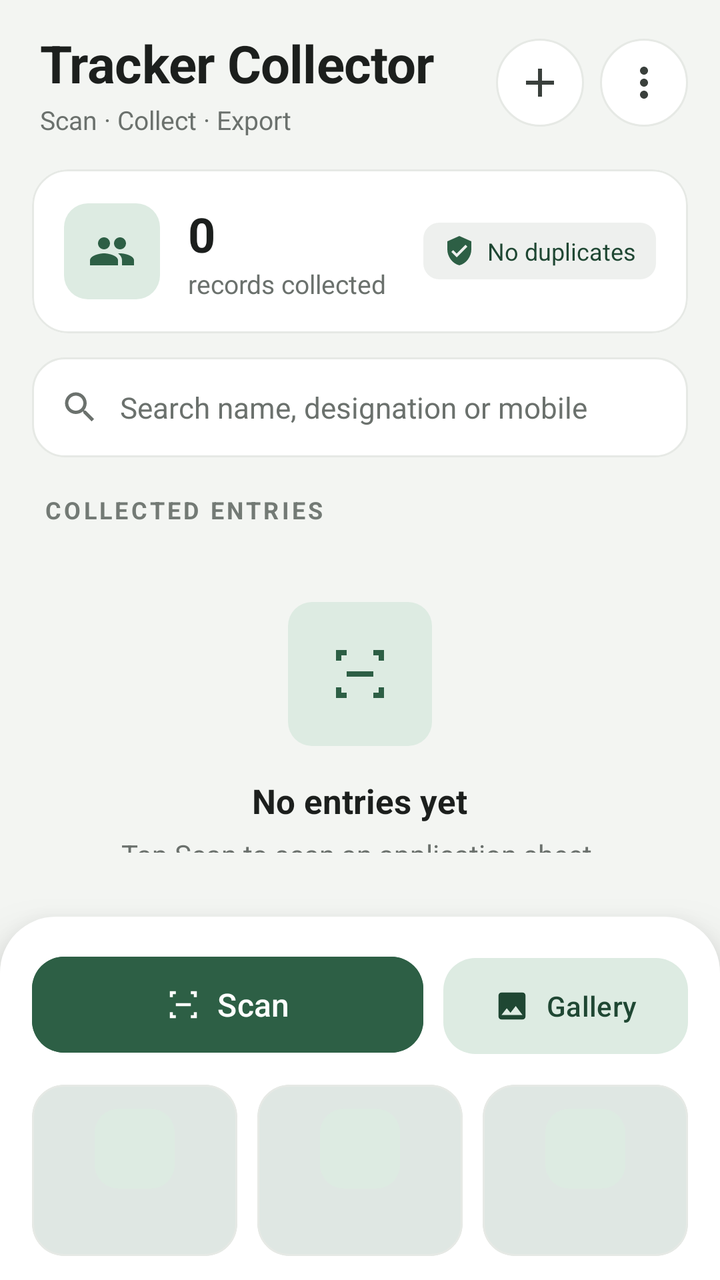
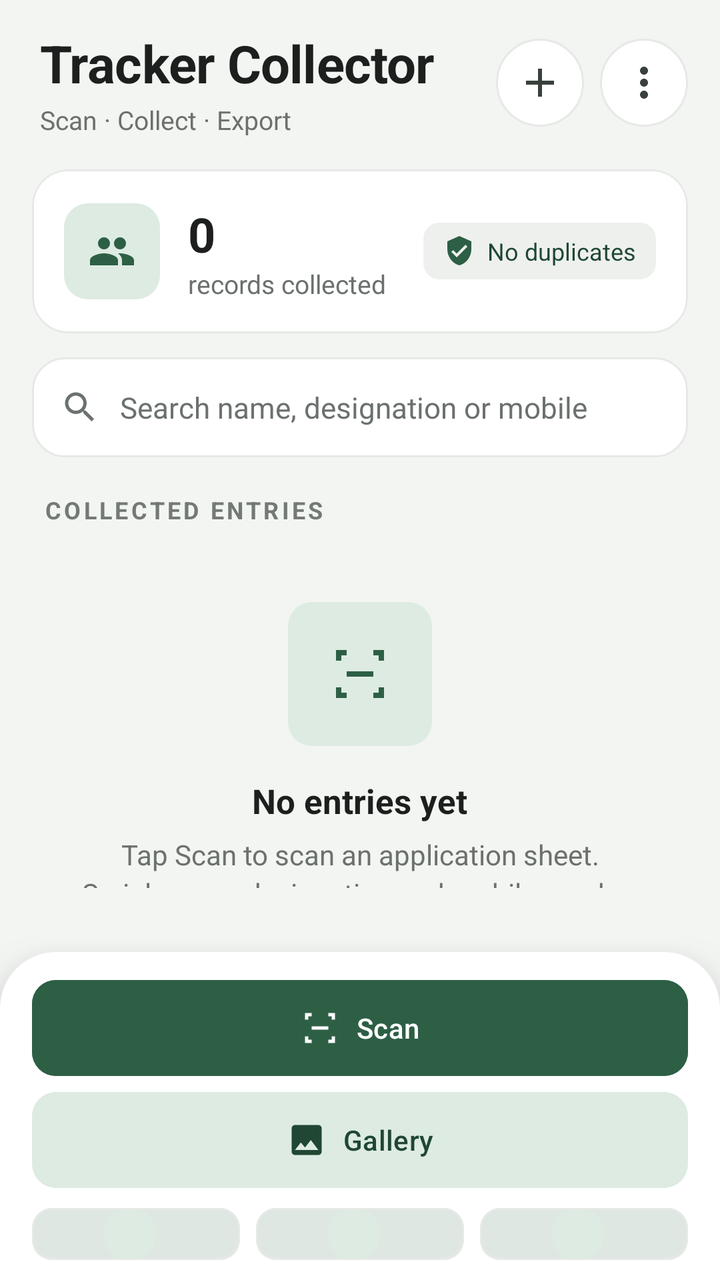

Screens rendered from an Android XML layout before and after an edit, with the pre-edit source and the edit as a unified diff.
<!-- AndroidManifest.xml: application theme Theme.TrackerCollector -->
<!-- res/layout/activity_main.xml -->
<?xml version="1.0" encoding="utf-8"?>
<LinearLayout xmlns:android="http://schemas.android.com/apk/res/android"
    xmlns:app="http://schemas.android.com/apk/res-auto"
    android:id="@+id/root"
    android:layout_width="match_parent"
    android:layout_height="match_parent"
    android:background="@color/bg"
    android:orientation="vertical">

    
    <LinearLayout
        android:layout_width="match_parent"
        android:layout_height="wrap_content"
        android:gravity="center_vertical"
        android:orientation="horizontal"
        android:paddingStart="20dp"
        android:paddingTop="14dp"
        android:paddingEnd="16dp"
        android:paddingBottom="6dp">

        <LinearLayout
            android:layout_width="0dp"
            android:layout_height="wrap_content"
            android:layout_weight="1"
            android:orientation="vertical">

            <TextView
                style="@style/TC.Title"
                android:layout_width="wrap_content"
                android:layout_height="wrap_content"
                android:text="@string/app_name" />

            <TextView
                android:layout_width="wrap_content"
                android:layout_height="wrap_content"
                android:layout_marginTop="2dp"
                android:text="Scan · Collect · Export"
                android:textColor="@color/text_secondary"
                android:textSize="13sp" />
        </LinearLayout>

        <ImageButton
            android:id="@+id/btnAdd"
            style="@style/TC.IconButton"
            android:contentDescription="@string/add_manually"
            android:src="@drawable/ic_add" />

        <ImageButton
            android:id="@+id/btnMore"
            style="@style/TC.IconButton"
            android:layout_marginStart="8dp"
            android:contentDescription="More options"
            android:src="@drawable/ic_more" />
    </LinearLayout>

    
    <com.google.android.material.card.MaterialCardView
        style="@style/TC.Card"
        android:layout_width="match_parent"
        android:layout_height="wrap_content"
        android:layout_marginStart="16dp"
        android:layout_marginTop="10dp"
        android:layout_marginEnd="16dp">

        <LinearLayout
            android:layout_width="match_parent"
            android:layout_height="wrap_content"
            android:gravity="center_vertical"
            android:orientation="horizontal"
            android:padding="16dp">

            <ImageView
                android:layout_width="48dp"
                android:layout_height="48dp"
                android:background="@drawable/bg_tile_green"
                android:padding="12dp"
                android:src="@drawable/ic_people"
                app:tint="@color/tile_green_icon" />

            <LinearLayout
                android:layout_width="0dp"
                android:layout_height="wrap_content"
                android:layout_marginStart="14dp"
                android:layout_weight="1"
                android:orientation="vertical">

                <TextView
                    android:id="@+id/txtCount"
                    android:layout_width="wrap_content"
                    android:layout_height="wrap_content"
                    android:text="0"
                    android:textColor="@color/text_primary"
                    android:textSize="24sp"
                    android:textStyle="bold" />

                <TextView
                    android:id="@+id/txtCountLabel"
                    android:layout_width="wrap_content"
                    android:layout_height="wrap_content"
                    android:text="records collected"
                    android:textColor="@color/text_secondary"
                    android:textSize="13sp" />
            </LinearLayout>

            <LinearLayout
                android:layout_width="wrap_content"
                android:layout_height="wrap_content"
                android:background="@drawable/bg_chip"
                android:gravity="center_vertical"
                android:orientation="horizontal"
                android:paddingStart="10dp"
                android:paddingTop="6dp"
                android:paddingEnd="10dp"
                android:paddingBottom="6dp">

                <ImageView
                    android:layout_width="16dp"
                    android:layout_height="16dp"
                    android:src="@drawable/ic_shield"
                    app:tint="@color/primary" />

                <TextView
                    android:layout_width="wrap_content"
                    android:layout_height="wrap_content"
                    android:layout_marginStart="6dp"
                    android:text="No duplicates"
                    android:textColor="@color/on_primary_container"
                    android:textSize="12sp" />
            </LinearLayout>
        </LinearLayout>
    </com.google.android.material.card.MaterialCardView>

    
    <LinearLayout
        android:layout_width="match_parent"
        android:layout_height="50dp"
        android:layout_marginStart="16dp"
        android:layout_marginTop="12dp"
        android:layout_marginEnd="16dp"
        android:background="@drawable/bg_search"
        android:gravity="center_vertical"
        android:orientation="horizontal"
        android:paddingStart="14dp"
        android:paddingEnd="14dp">

        <ImageView
            android:layout_width="20dp"
            android:layout_height="20dp"
            android:src="@drawable/ic_search"
            app:tint="@color/text_secondary" />

        <EditText
            android:id="@+id/edtSearch"
            android:layout_width="0dp"
            android:layout_height="match_parent"
            android:layout_marginStart="10dp"
            android:layout_weight="1"
            android:background="@null"
            android:hint="@string/search_hint"
            android:imeOptions="actionSearch"
            android:inputType="text"
            android:maxLines="1"
            android:textColor="@color/text_primary"
            android:textColorHint="@color/text_secondary"
            android:textSize="14.5sp" />
    </LinearLayout>

    <TextView
        style="@style/TC.Label"
        android:id="@+id/txtSection"
        android:layout_width="wrap_content"
        android:layout_height="wrap_content"
        android:layout_marginStart="22dp"
        android:layout_marginTop="18dp"
        android:layout_marginBottom="6dp"
        android:text="Collected entries" />

    <FrameLayout
        android:layout_width="match_parent"
        android:layout_height="0dp"
        android:layout_weight="1">

        <androidx.recyclerview.widget.RecyclerView
            android:id="@+id/recycler"
            android:layout_width="match_parent"
            android:layout_height="match_parent"
            android:clipToPadding="false"
            android:paddingBottom="12dp" />

        <LinearLayout
            android:id="@+id/emptyBox"
            android:layout_width="match_parent"
            android:layout_height="wrap_content"
            android:layout_gravity="center"
            android:gravity="center"
            android:orientation="vertical"
            android:padding="32dp">

            <ImageView
                android:layout_width="72dp"
                android:layout_height="72dp"
                android:background="@drawable/bg_tile_green"
                android:padding="20dp"
                android:src="@drawable/ic_scan"
                app:tint="@color/tile_green_icon" />

            <TextView
                android:layout_width="wrap_content"
                android:layout_height="wrap_content"
                android:layout_marginTop="16dp"
                android:text="No entries yet"
                android:textColor="@color/text_primary"
                android:textSize="17sp"
                android:textStyle="bold" />

            <TextView
                android:layout_width="wrap_content"
                android:layout_height="wrap_content"
                android:layout_marginTop="6dp"
                android:gravity="center"
                android:lineSpacingExtra="3dp"
                android:text="@string/empty_state"
                android:textColor="@color/text_secondary"
                android:textSize="14sp" />
        </LinearLayout>

        <com.google.android.material.card.MaterialCardView
            android:id="@+id/progressBox"
            style="@style/TC.Card"
            android:layout_width="wrap_content"
            android:layout_height="wrap_content"
            android:layout_gravity="center"
            android:visibility="gone"
            app:cardElevation="6dp">

            <LinearLayout
                android:layout_width="wrap_content"
                android:layout_height="wrap_content"
                android:gravity="center"
                android:orientation="vertical"
                android:paddingStart="32dp"
                android:paddingTop="24dp"
                android:paddingEnd="32dp"
                android:paddingBottom="24dp">

                <com.google.android.material.progressindicator.CircularProgressIndicator
                    android:layout_width="wrap_content"
                    android:layout_height="wrap_content"
                    android:indeterminate="true"
                    app:indicatorColor="@color/primary"
                    app:trackColor="@color/tile_green" />

                <TextView
                    android:id="@+id/txtProgress"
                    android:layout_width="wrap_content"
                    android:layout_height="wrap_content"
                    android:layout_marginTop="14dp"
                    android:text="Reading document…"
                    android:textColor="@color/text_primary"
                    android:textSize="14sp" />
            </LinearLayout>
        </com.google.android.material.card.MaterialCardView>
    </FrameLayout>

    
    <LinearLayout
        android:id="@+id/bottomPanel"
        android:layout_width="match_parent"
        android:layout_height="wrap_content"
        android:background="@drawable/bg_bottom_panel"
        android:elevation="16dp"
        android:orientation="vertical"
        android:paddingStart="16dp"
        android:paddingTop="16dp"
        android:paddingEnd="16dp"
        android:paddingBottom="12dp">

        <LinearLayout
            android:layout_width="match_parent"
            android:layout_height="wrap_content"
            android:orientation="horizontal">

            <com.google.android.material.button.MaterialButton
                android:id="@+id/btnScan"
                android:layout_width="0dp"
                android:layout_height="56dp"
                android:layout_weight="1.6"
                android:backgroundTint="@color/primary"
                android:text="@string/scan"
                android:textSize="16sp"
                app:cornerRadius="16dp"
                app:icon="@drawable/ic_scan"
                app:iconGravity="textStart"
                app:iconTint="@color/white" />

            <com.google.android.material.button.MaterialButton
                android:id="@+id/btnGallery"
                style="@style/Widget.Material3.Button.TonalButton"
                android:layout_width="0dp"
                android:layout_height="56dp"
                android:layout_marginStart="10dp"
                android:layout_weight="1"
                android:text="@string/gallery"
                android:textColor="@color/on_primary_container"
                app:backgroundTint="@color/primary_container"
                app:cornerRadius="16dp"
                app:icon="@drawable/ic_gallery"
                app:iconGravity="textStart"
                app:iconTint="@color/on_primary_container" />
        </LinearLayout>

        <LinearLayout
            android:layout_width="match_parent"
            android:layout_height="wrap_content"
            android:layout_marginTop="12dp"
            android:orientation="horizontal">

            <include
                android:id="@+id/actPreview"
                layout="@layout/view_action_tile"
                android:layout_width="0dp"
                android:layout_height="wrap_content"
                android:layout_weight="1" />

            <include
                android:id="@+id/actExcel"
                layout="@layout/view_action_tile"
                android:layout_width="0dp"
                android:layout_height="wrap_content"
                android:layout_marginStart="10dp"
                android:layout_weight="1" />

            <include
                android:id="@+id/actWord"
                layout="@layout/view_action_tile"
                android:layout_width="0dp"
                android:layout_height="wrap_content"
                android:layout_marginStart="10dp"
                android:layout_weight="1" />
        </LinearLayout>
    </LinearLayout>
</LinearLayout>
<!-- res/layout/view_action_tile.xml (included above) -->
<?xml version="1.0" encoding="utf-8"?>
<com.google.android.material.card.MaterialCardView xmlns:android="http://schemas.android.com/apk/res/android"
    xmlns:app="http://schemas.android.com/apk/res-auto"
    style="@style/TC.Card"
    android:layout_width="match_parent"
    android:layout_height="wrap_content"
    android:clickable="true"
    android:focusable="true"
    app:cardCornerRadius="16dp">

    <LinearLayout
        android:layout_width="match_parent"
        android:layout_height="wrap_content"
        android:gravity="center"
        android:orientation="vertical"
        android:paddingTop="12dp"
        android:paddingBottom="10dp">

        <ImageView
            android:id="@+id/tileIcon"
            android:layout_width="40dp"
            android:layout_height="40dp"
            android:background="@drawable/bg_tile_green"
            android:padding="9dp" />

        <TextView
            android:id="@+id/tileLabel"
            android:layout_width="wrap_content"
            android:layout_height="wrap_content"
            android:layout_marginTop="6dp"
            android:textColor="@color/text_primary"
            android:fontFamily="sans-serif-medium"
            android:textSize="13sp" />
    </LinearLayout>
</com.google.android.material.card.MaterialCardView>
<!-- resources referenced by this layout -->
<resources>
  <color name="bg">#F3F5F2</color>
  <color name="on_primary_container">#1F4733</color>
  <color name="primary">#2D5F45</color>
  <color name="primary_container">#DDEBE2</color>
  <color name="text_primary">#1C1F1D</color>
  <color name="text_secondary">#6B716D</color>
  <color name="tile_green">#DDEBE2</color>
  <color name="tile_green_icon">#2D5F45</color>
  <color name="white">#FFFFFF</color>
  <!-- drawable bg_bottom_panel (drawable) -->
  <shape xmlns:android="http://schemas.android.com/apk/res/android"><solid android:color="@color/surface"/>
      <corners android:topLeftRadius="28dp" android:topRightRadius="28dp"/></shape>
  <!-- drawable bg_chip (drawable) -->
  <shape xmlns:android="http://schemas.android.com/apk/res/android"><solid android:color="@color/tile_gray"/><corners android:radius="8dp"/></shape>
  <!-- drawable bg_search (drawable) -->
  <shape xmlns:android="http://schemas.android.com/apk/res/android"><solid android:color="@color/surface"/><stroke android:width="1dp" android:color="@color/stroke"/><corners android:radius="16dp"/></shape>
  <!-- drawable bg_tile_green (drawable) -->
  <shape xmlns:android="http://schemas.android.com/apk/res/android"><solid android:color="@color/tile_green"/><corners android:radius="12dp"/></shape>
  <!-- drawable ic_add (drawable) -->
  <vector xmlns:android="http://schemas.android.com/apk/res/android" android:width="24dp" android:height="24dp" android:viewportWidth="24" android:viewportHeight="24">
      <path android:fillColor="#FFFFFFFF" android:pathData="M19,13h-6v6h-2v-6H5v-2h6V5h2v6h6v2z"/>
  </vector>
  <string name="add_manually">Add manually</string>
  <string name="app_name">Tracker Collector</string>
  <string name="empty_state">Tap Scan to scan an application sheet.\nSerial, name, designation and mobile number are collected automatically.</string>
  <string name="gallery">Gallery</string>
  <string name="scan">Scan</string>
  <string name="search_hint">Search name, designation or mobile</string>
  <style name="TC.Card" parent="Widget.Material3.CardView.Outlined">
          <item name="cardBackgroundColor">@color/surface</item>
          <item name="cardCornerRadius">18dp</item>
          <item name="strokeColor">@color/stroke</item>
          <item name="strokeWidth">1dp</item>
          <item name="cardElevation">0dp</item>
      </style>
  <style name="TC.Label" parent="">
          <item name="android:textSize">12sp</item>
          <item name="android:textStyle">bold</item>
          <item name="android:textColor">@color/text_label</item>
          <item name="android:letterSpacing">0.12</item>
          <item name="android:textAllCaps">true</item>
      </style>
  <style name="TC.Title" parent="">
          <item name="android:textSize">26sp</item>
          <item name="android:textStyle">bold</item>
          <item name="android:textColor">@color/text_primary</item>
          <item name="android:letterSpacing">-0.01</item>
      </style>
  <color name="surface">#FFFFFF</color>
  <color name="tile_gray">#EEF0EE</color>
  <color name="stroke">#E6E9E5</color>
  <!-- drawable bg_icon_button (drawable) -->
  <ripple xmlns:android="http://schemas.android.com/apk/res/android" android:color="#1F2D5F45">
      <item><shape android:shape="oval"><solid android:color="@color/surface"/><stroke android:width="1dp" android:color="@color/stroke"/></shape></item>
  </ripple>
  <color name="icon">#3A403C</color>
  <color name="text_label">#737A75</color>
  <style name="ThemeOverlay.TC.Dialog" parent="ThemeOverlay.Material3.MaterialAlertDialog">
          <item name="colorPrimary">@color/primary</item>
          <item name="colorSurface">@color/surface</item>
          <item name="shapeAppearanceOverlay">@style/TC.Shape.Dialog</item>
      </style>
  <style name="TC.Shape.Dialog" parent="">
          <item name="cornerFamily">rounded</item>
          <item name="cornerSize">24dp</item>
      </style>
  <!-- unchanged entries left out for length: 8 -->
</resources>

<!-- the commit's change to res/layout/activity_main.xml (unified diff, before → after) -->
@@ -271,48 +271,47 @@
         android:elevation="16dp"
         android:orientation="vertical"
         android:paddingStart="16dp"
-        android:paddingTop="16dp"
+        android:paddingTop="14dp"
         android:paddingEnd="16dp"
-        android:paddingBottom="12dp">
+        android:paddingBottom="10dp">
+
+        <com.google.android.material.button.MaterialButton
+            android:id="@+id/btnScan"
+            android:layout_width="match_parent"
+            android:layout_height="48dp"
+            android:backgroundTint="@color/primary"
+            android:insetTop="0dp"
+            android:insetBottom="0dp"
+            android:text="@string/scan"
+            android:textSize="14sp"
+            app:cornerRadius="12dp"
+            app:icon="@drawable/ic_scan"
+            app:iconGravity="textStart"
+            app:iconSize="20dp"
+            app:iconTint="@color/white" />
+
+        <com.google.android.material.button.MaterialButton
+            android:id="@+id/btnGallery"
+            style="@style/Widget.Material3.Button.TonalButton"
+            android:layout_width="match_parent"
+            android:layout_height="48dp"
+            android:layout_marginTop="8dp"
+            android:insetTop="0dp"
+            android:insetBottom="0dp"
+            android:text="@string/gallery"
+            android:textColor="@color/on_primary_container"
+            android:textSize="14sp"
+            app:backgroundTint="@color/primary_container"
+            app:cornerRadius="12dp"
+            app:icon="@drawable/ic_gallery"
+            app:iconGravity="textStart"
+            app:iconSize="20dp"
+            app:iconTint="@color/on_primary_container" />
 
         <LinearLayout
             android:layout_width="match_parent"
             android:layout_height="wrap_content"
-            android:orientation="horizontal">
-
-            <com.google.android.material.button.MaterialButton
-                android:id="@+id/btnScan"
-                android:layout_width="0dp"
-                android:layout_height="56dp"
-                android:layout_weight="1.6"
-                android:backgroundTint="@color/primary"
-                android:text="@string/scan"
-                android:textSize="16sp"
-                app:cornerRadius="16dp"
-                app:icon="@drawable/ic_scan"
-                app:iconGravity="textStart"
-                app:iconTint="@color/white" />
-
-            <com.google.android.material.button.MaterialButton
-                android:id="@+id/btnGallery"
-                style="@style/Widget.Material3.Button.TonalButton"
-                android:layout_width="0dp"
-                android:layout_height="56dp"
-                android:layout_marginStart="10dp"
-                android:layout_weight="1"
-                android:text="@string/gallery"
-                android:textColor="@color/on_primary_container"
-                app:backgroundTint="@color/primary_container"
-                app:cornerRadius="16dp"
-                app:icon="@drawable/ic_gallery"
-                app:iconGravity="textStart"
-                app:iconTint="@color/on_primary_container" />
-        </LinearLayout>
-
-        <LinearLayout
-            android:layout_width="match_parent"
-            android:layout_height="wrap_content"
-            android:layout_marginTop="12dp"
+            android:layout_marginTop="10dp"
             android:orientation="horizontal">
 
             <include
@@ -327,7 +326,7 @@
                 layout="@layout/view_action_tile"
                 android:layout_width="0dp"
                 android:layout_height="wrap_content"
-                android:layout_marginStart="10dp"
+                android:layout_marginStart="8dp"
                 android:layout_weight="1" />
 
             <include
@@ -335,7 +334,7 @@
                 layout="@layout/view_action_tile"
                 android:layout_width="0dp"
                 android:layout_height="wrap_content"
-                android:layout_marginStart="10dp"
+                android:layout_marginStart="8dp"
                 android:layout_weight="1" />
         </LinearLayout>
     </LinearLayout>
@@ -346,33 +345,34 @@
     xmlns:app="http://schemas.android.com/apk/res-auto"
     style="@style/TC.Card"
     android:layout_width="match_parent"
-    android:layout_height="wrap_content"
+    android:layout_height="40dp"
     android:clickable="true"
     android:focusable="true"
-    app:cardCornerRadius="16dp">
+    app:cardCornerRadius="10dp">
 
     <LinearLayout
         android:layout_width="match_parent"
-        android:layout_height="wrap_content"
+        android:layout_height="match_parent"
         android:gravity="center"
-        android:orientation="vertical"
-        android:paddingTop="12dp"
-        android:paddingBottom="10dp">
+        android:orientation="horizontal"
+        android:paddingStart="6dp"
+        android:paddingEnd="6dp">
 
         <ImageView
             android:id="@+id/tileIcon"
-            android:layout_width="40dp"
-            android:layout_height="40dp"
+            android:layout_width="26dp"
+            android:layout_height="26dp"
             android:background="@drawable/bg_tile_green"
-            android:padding="9dp" />
+            android:padding="5dp" />
 
         <TextView
             android:id="@+id/tileLabel"
             android:layout_width="wrap_content"
             android:layout_height="wrap_content"
-            android:layout_marginTop="6dp"
+            android:layout_marginStart="6dp"
+            android:fontFamily="sans-serif-medium"
+            android:maxLines="1"
             android:textColor="@color/text_primary"
-            android:fontFamily="sans-serif-medium"
-            android:textSize="13sp" />
+            android:textSize="12.5sp" />
     </LinearLayout>
 </com.google.android.material.card.MaterialCardView>
